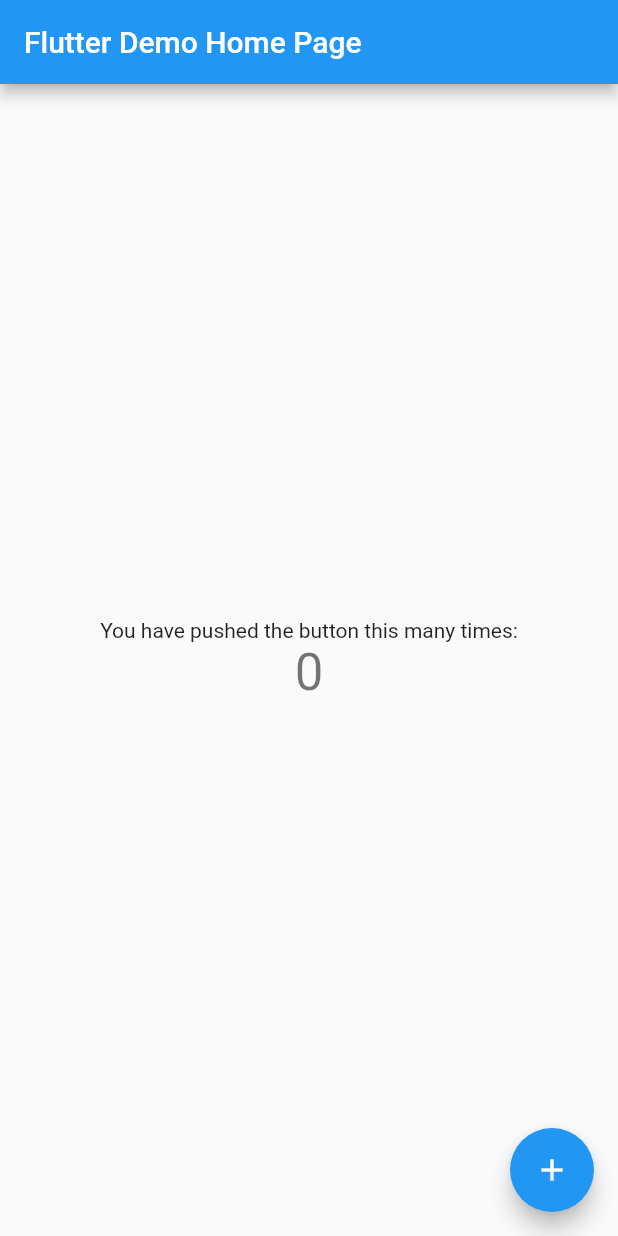
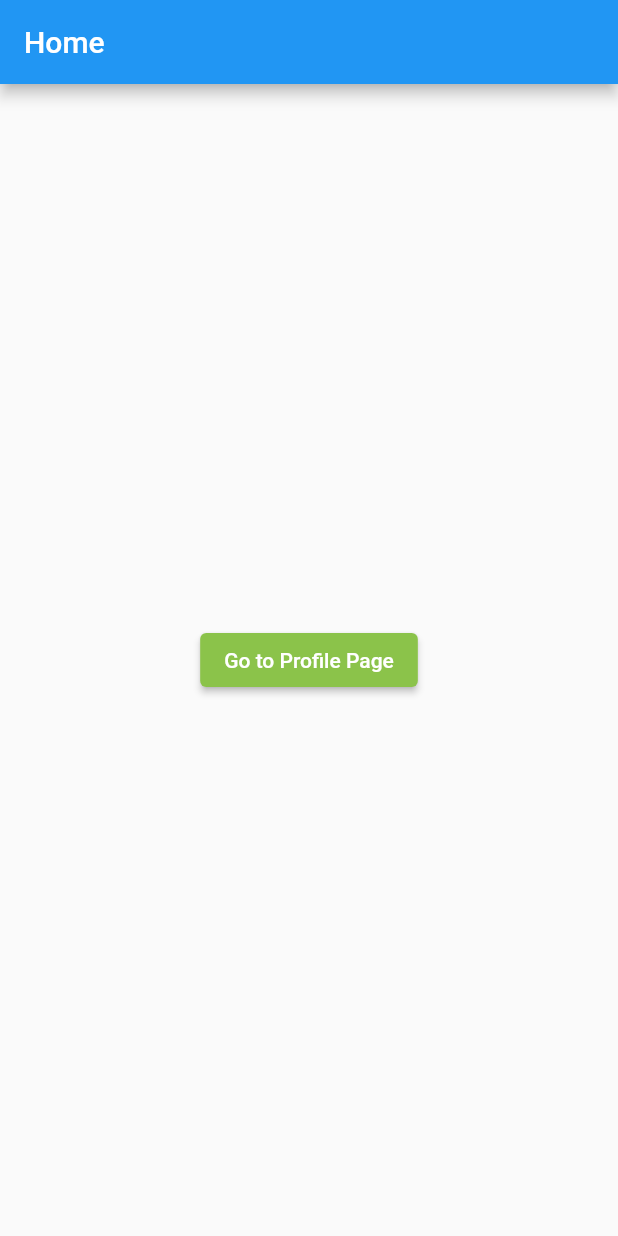
Before and after one commit to udit-raj-simform/router_observer, a Flutter app: the screen it shows after launch, on a phone screen of 412 x 824 dp. Run offline on Flutter 3.47's test engine with Material 2 defaults, Android fonts, the light colour scheme and no system bars.

Commit message:
Added: RouteObserver with RouteAware

```diff
--- /dev/null
+++ b/lib/helper/exports_helper.dart
@@ -0,0 +1,10 @@
+export 'package:flutter/material.dart';
+export 'package:router_observer/modules/my_app/my_app.dart';
+export 'package:router_observer/modules/home/home_screen.dart';
+export 'package:router_observer/helper/route_helper/route_generator.dart';
+export 'package:router_observer/helper/route_helper/routes.dart';
+export 'package:router_observer/modules/profile/profile.dart';
+export 'package:router_observer/modules/profile/category.dart';
+export 'package:router_observer/modules/profile/chats.dart';
+export 'package:router_observer/modules/profile/likes.dart';
+export 'package:router_observer/helper/route_helper/route_manger.dart';
--- /dev/null
+++ b/lib/helper/route_helper/route_generator.dart
@@ -0,0 +1,30 @@
+import 'package:router_observer/helper/exports_helper.dart';
+
+class RouteGenerator {
+  static Route<dynamic> generateRoute(RouteSettings settings) {
+    final args = settings.arguments;
+
+    switch (settings.name) {
+      case "/":
+        return MaterialPageRoute(builder: (_) => const Home(), settings: settings);
+      case "/profile":
+        return MaterialPageRoute(
+            builder: (_) => const Profile(), settings: settings);
+      case "/swipe":
+        return MaterialPageRoute(
+            builder: (_) => const Profile(), settings: settings);
+      case "/category":
+        return MaterialPageRoute(
+            builder: (_) => const Category(), settings: settings);
+      case "/like":
+        return MaterialPageRoute(
+            builder: (_) => const Likes(), settings: settings);
+      case "/chat":
+        return MaterialPageRoute(
+            builder: (_) => const Chats(), settings: settings);
+      default:
+        return MaterialPageRoute(
+            builder: (_) => const Profile(), settings: settings);
+    }
+  }
+}
--- /dev/null
+++ b/lib/helper/route_helper/route_manger.dart
@@ -0,0 +1,10 @@
+import 'package:router_observer/helper/exports_helper.dart';
+
+class RouteManager {
+  static final RouteObserver<ModalRoute<void>> modalRouteObserver =
+      RouteObserver<ModalRoute<void>>();
+
+  static final RouteObserver<PageRoute> pageRouteObserver =
+  RouteObserver<PageRoute>();
+
+}
--- /dev/null
+++ b/lib/helper/route_helper/routes.dart
@@ -0,0 +1,9 @@
+class AppRoutes {
+
+  static const String home = "/";
+  static const String swipe = "/swipe";
+  static const String category = "/category";
+  static const String like = "/like";
+  static const String chat = "/chat";
+  static const String profile = "/profile";
+}
--- a/lib/main.dart
+++ b/lib/main.dart
@@ -1,115 +1,5 @@
-import 'package:flutter/material.dart';
+import 'package:router_observer/helper/exports_helper.dart';
 
 void main() {
   runApp(const MyApp());
 }
-
-class MyApp extends StatelessWidget {
-  const MyApp({super.key});
-
-  // This widget is the root of your application.
-  @override
-  Widget build(BuildContext context) {
-    return MaterialApp(
-      title: 'Flutter Demo',
-      theme: ThemeData(
-        // This is the theme of your application.
-        //
-        // Try running your application with "flutter run". You'll see the
-        // application has a blue toolbar. Then, without quitting the app, try
-        // changing the primarySwatch below to Colors.green and then invoke
-        // "hot reload" (press "r" in the console where you ran "flutter run",
-        // or simply save your changes to "hot reload" in a Flutter IDE).
-        // Notice that the counter didn't reset back to zero; the application
-        // is not restarted.
-        primarySwatch: Colors.blue,
-      ),
-      home: const MyHomePage(title: 'Flutter Demo Home Page'),
-    );
-  }
-}
-
-class MyHomePage extends StatefulWidget {
-  const MyHomePage({super.key, required this.title});
-
-  // This widget is the home page of your application. It is stateful, meaning
-  // that it has a State object (defined below) that contains fields that affect
-  // how it looks.
-
-  // This class is the configuration for the state. It holds the values (in this
-  // case the title) provided by the parent (in this case the App widget) and
-  // used by the build method of the State. Fields in a Widget subclass are
-  // always marked "final".
-
-  final String title;
-
-  @override
-  State<MyHomePage> createState() => _MyHomePageState();
-}
-
-class _MyHomePageState extends State<MyHomePage> {
-  int _counter = 0;
-
-  void _incrementCounter() {
-    setState(() {
-      // This call to setState tells the Flutter framework that something has
-      // changed in this State, which causes it to rerun the build method below
-      // so that the display can reflect the updated values. If we changed
-      // _counter without calling setState(), then the build method would not be
-      // called again, and so nothing would appear to happen.
-      _counter++;
-    });
-  }
-
-  @override
-  Widget build(BuildContext context) {
-    // This method is rerun every time setState is called, for instance as done
-    // by the _incrementCounter method above.
-    //
-    // The Flutter framework has been optimized to make rerunning build methods
-    // fast, so that you can just rebuild anything that needs updating rather
-    // than having to individually change instances of widgets.
-    return Scaffold(
-      appBar: AppBar(
-        // Here we take the value from the MyHomePage object that was created by
-        // the App.build method, and use it to set our appbar title.
-        title: Text(widget.title),
-      ),
-      body: Center(
-        // Center is a layout widget. It takes a single child and positions it
-        // in the middle of the parent.
-        child: Column(
-          // Column is also a layout widget. It takes a list of children and
-          // arranges them vertically. By default, it sizes itself to fit its
-          // children horizontally, and tries to be as tall as its parent.
-          //
-          // Invoke "debug painting" (press "p" in the console, choose the
-          // "Toggle Debug Paint" action from the Flutter Inspector in Android
-          // Studio, or the "Toggle Debug Paint" command in Visual Studio Code)
-          // to see the wireframe for each widget.
-          //
-          // Column has various properties to control how it sizes itself and
-          // how it positions its children. Here we use mainAxisAlignment to
-          // center the children vertically; the main axis here is the vertical
-          // axis because Columns are vertical (the cross axis would be
-          // horizontal).
-          mainAxisAlignment: MainAxisAlignment.center,
-          children: <Widget>[
-            const Text(
-              'You have pushed the button this many times:',
-            ),
-            Text(
-              '$_counter',
-              style: Theme.of(context).textTheme.headlineMedium,
-            ),
-          ],
-        ),
-      ),
-      floatingActionButton: FloatingActionButton(
-        onPressed: _incrementCounter,
-        tooltip: 'Increment',
-        child: const Icon(Icons.add),
-      ), // This trailing comma makes auto-formatting nicer for build methods.
-    );
-  }
-}
--- /dev/null
+++ b/lib/modules/home/home_screen.dart
@@ -0,0 +1,66 @@
+import 'package:router_observer/helper/exports_helper.dart';
+
+class Home extends StatefulWidget {
+  const Home({Key? key}) : super(key: key);
+
+  @override
+  State<Home> createState() => _HomeState();
+}
+
+class _HomeState extends State<Home> with RouteAware {
+  @override
+  void didChangeDependencies() {
+    super.didChangeDependencies();
+    RouteManager.pageRouteObserver.subscribe(this, ModalRoute.of(context) as PageRoute);
+  }
+
+  @override
+  void dispose() {
+    RouteManager.pageRouteObserver.unsubscribe(this);
+    super.dispose();
+  }
+
+  @override
+  void didPush() {
+    final route = ModalRoute.of(context)?.settings.name;
+    debugPrint('didPush route: $route');
+  }
+
+  @override
+  void didPopNext() {
+    final route = ModalRoute.of(context)?.settings.name;
+    debugPrint('didPopNext route: $route');
+  }
+
+  @override
+  void didPushNext() {
+    final route = ModalRoute.of(context)?.settings.name;
+    debugPrint('didPushNext route: $route');
+  }
+
+  @override
+  void didPop() {
+    final route = ModalRoute.of(context)?.settings.name;
+    debugPrint('didPop route: $route');
+  }
+
+  @override
+  Widget build(BuildContext context) {
+    return Scaffold(
+      appBar: AppBar(
+        title: const Text("Home"),
+      ),
+      body: Center(
+        child: ElevatedButton(
+          onPressed: () async =>
+              await Navigator.pushNamed(context, AppRoutes.profile),
+          style: ButtonStyle(
+            backgroundColor:
+                MaterialStateProperty.all<Color>(Colors.lightGreen),
+          ),
+          child: const Text("Go to Profile Page"),
+        ),
+      ),
+    );
+  }
+}
--- /dev/null
+++ b/lib/modules/my_app/my_app.dart
@@ -0,0 +1,15 @@
+import 'package:router_observer/helper/exports_helper.dart';
+
+class MyApp extends StatelessWidget {
+  const MyApp({Key? key}) : super(key: key);
+
+  @override
+  Widget build(BuildContext context) {
+    return MaterialApp(
+      title: "Router Observer",
+      initialRoute: AppRoutes.home,
+      onGenerateRoute: RouteGenerator.generateRoute,
+      navigatorObservers: [RouteManager.pageRouteObserver],
+    );
+  }
+}
```
Also changed, not shown: lib/modules/profile/category.dart (added, +23 -0 lines), lib/modules/profile/chats.dart (added, +23 -0 lines), lib/modules/profile/likes.dart (added, +23 -0 lines), lib/modules/profile/profile.dart (added, +49 -0 lines), 2 other files.
